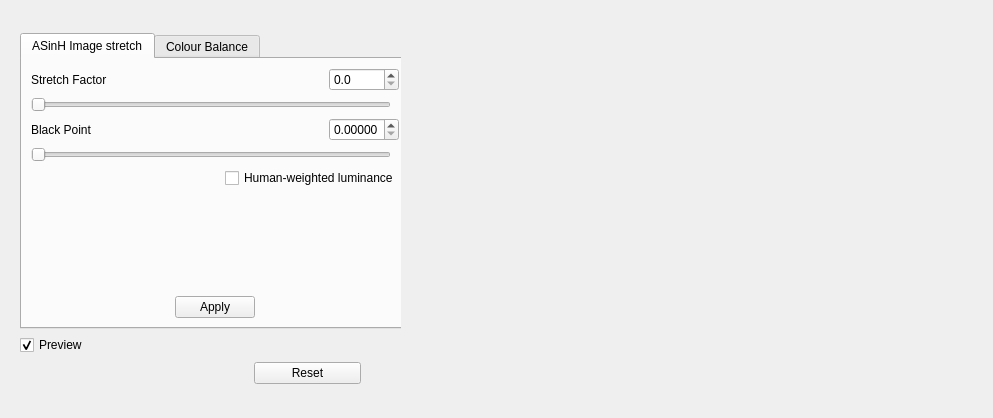
First picture: the form in DeepSkyStacker/ui/ProcessingControls.ui, repository deepskystacker/DSS, before the edit.
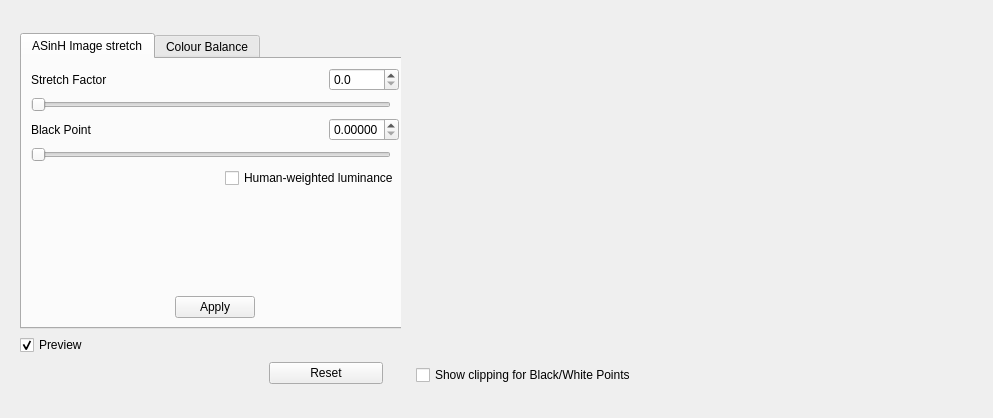
Second picture: the form after the edit. The open tabs and pages were chosen to show the change. Icons and pictures are not drawn.

Commit message: Relocate the check-box for controlling the display of Shadow and Highlight clipping to the Processing Panel.

```diff
--- a/DeepSkyStacker/ui/ProcessingControls.ui
+++ b/DeepSkyStacker/ui/ProcessingControls.ui
@@ -509,7 +509,7 @@
         </property>
         <property name="maximumSize">
          <size>
-          <width>350</width>
+          <width>390</width>
           <height>16777215</height>
          </size>
         </property>
@@ -568,13 +568,35 @@
     </widget>
    </item>
    <item>
+    <widget class="QWidget" name="widget_2" native="true">
+     <property name="minimumSize">
+      <size>
+       <width>460</width>
+       <height>370</height>
+      </size>
+     </property>
+     <property name="maximumSize">
+      <size>
+       <width>460</width>
+       <height>370</height>
+      </size>
+     </property>
+     <layout class="QVBoxLayout" name="verticalLayout_4">
+      <item>
+       <spacer name="verticalSpacer_6">
+        <property name="orientation">
+         <enum>Qt::Orientation::Vertical</enum>
+        </property>
+        <property name="sizeHint" stdset="0">
+         <size>
+          <width>20</width>
+          <height>10</height>
+         </size>
+        </property>
+       </spacer>
+      </item>
+      <item>
     <widget class="QLabel" name="histogram">
-     <property name="sizePolicy">
-      <sizepolicy hsizetype="Expanding" vsizetype="Preferred">
-       <horstretch>0</horstretch>
-       <verstretch>0</verstretch>
-      </sizepolicy>
-     </property>
      <property name="minimumSize">
       <size>
        <width>450</width>
@@ -587,12 +609,22 @@
        <height>300</height>
       </size>
      </property>
-     <property name="styleSheet">
+        <property name="text">
       <string notr="true"/>
      </property>
+       </widget>
+      </item>
+      <item>
+       <widget class="QCheckBox" name="showClipping">
+        <property name="toolTip">
+         <string>Show pixels below the Black Level as blue and pixels above the White Level as red.</string>
+        </property>
      <property name="text">
-      <string/>
-     </property>
+         <string>Show clipping for Black/White Points</string>
+        </property>
+       </widget>
+      </item>
+     </layout>
     </widget>
    </item>
    <item>
```
Left out of the diff: 6 changed lines with no effect on the pictures. Lines whose indentation alone changed are shown as unchanged. The commit also changes 5 other files.
